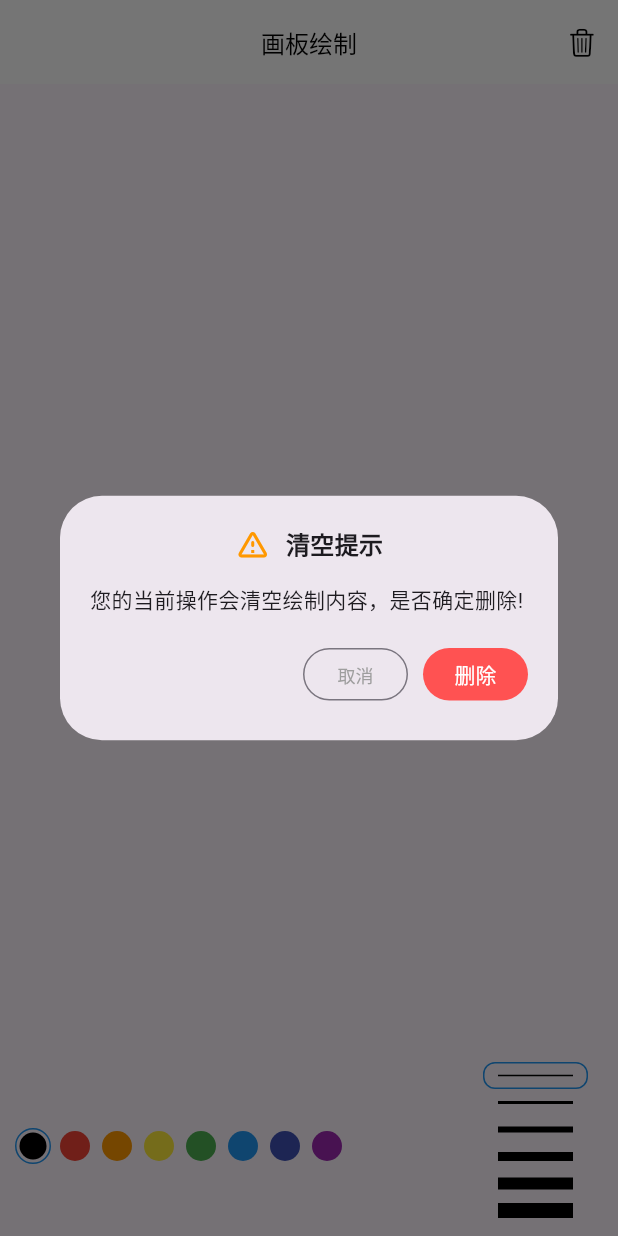
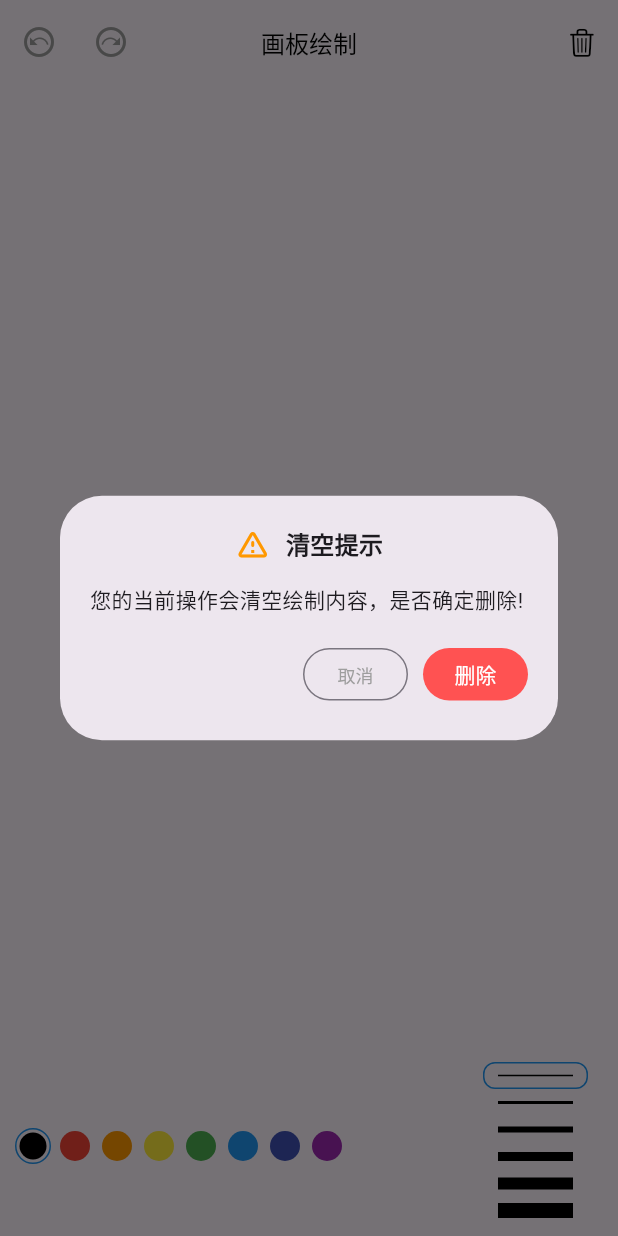
Before and after one commit to clg0118/flutter_first_station, a Flutter app: the screen it shows after launch, after a tap on an icon or button, on a phone screen of 412 x 824 dp. Run offline on Flutter 3.47's test engine with Material 3 defaults, Android fonts, the light colour scheme and no system bars; missing offline and left inert: flame_audio.

Commit message:
撤回功能提交

```diff
--- a/lib/pager/pager.dart
+++ b/lib/pager/pager.dart
@@ -17,7 +17,7 @@
 }
 
 class _PagerState extends State<Pager> {
-  List<Line> _lines = [];
+  final List<Line> _lines = [];
 
   int _activeColorIndex = 0;
   int _activeStrokeIndex = 0;
@@ -35,10 +35,27 @@
 
   final List<double> supportStrokeWidth = [1, 2, 4, 6, 8, 10];
 
+  final List<Line> _historyLines = [];
+
+  void _back() {
+    Line line = _lines.removeLast();
+    _historyLines.add(line);
+    setState(() {});
+  }
+
+  void _revocation() {
+    Line line = _historyLines.removeLast();
+    _lines.add(line);
+    setState(() {});
+  }
+
   @override
   Widget build(BuildContext context) {
     return Scaffold(
-      appBar: PagerAppBar(onClear: _showClearDialog),
+      appBar: PagerAppBar(
+          onClear: _showClearDialog,
+          onBack: _lines.isEmpty ? null : _back,
+          onRevocation: _historyLines.isEmpty ? null : _revocation),
       body: Stack(
         alignment: Alignment.bottomLeft,
         children: [
--- a/lib/pager/pager_app_bar.dart
+++ b/lib/pager/pager_app_bar.dart
@@ -4,19 +4,19 @@
 
 class PagerAppBar extends StatelessWidget implements PreferredSizeWidget {
   final VoidCallback onClear;
+  final VoidCallback? onBack;
+  final VoidCallback? onRevocation;
 
-  const PagerAppBar({Key? key, required this.onClear}) : super(key: key);
+  const PagerAppBar(
+      {Key? key, required this.onClear, this.onBack, this.onRevocation})
+      : super(key: key);
 
   @override
   Widget build(BuildContext context) {
     return AppBar(
       centerTitle: true,
-      elevation: 0,
-      systemOverlayStyle: const SystemUiOverlayStyle(
-        statusBarIconBrightness: Brightness.dark,
-        statusBarColor: Colors.transparent,
-      ),
-      backgroundColor: Colors.white,
+      leading: BackUpButtons(onBack: onBack, onRevocation: onRevocation),
+      leadingWidth: 100,
       title: const Text('画板绘制',
           style: TextStyle(color: Colors.black, fontSize: 16)),
       actions: [
@@ -24,13 +24,49 @@
           splashRadius: 20,
           onPressed: onClear,
           icon:
-              const Icon(CupertinoIcons.delete, color: Colors.black, size: 20),
+          const Icon(CupertinoIcons.delete, color: Colors.black, size: 20),
         ),
       ],
     );
   }
 
   @override
-  // TODO: implement preferredSize
   Size get preferredSize => const Size.fromHeight(kToolbarHeight);
 }
+
+class BackUpButtons extends StatelessWidget {
+  final VoidCallback? onBack;
+  final VoidCallback? onRevocation;
+
+  const BackUpButtons(
+      {Key? key, required this.onBack, required this.onRevocation})
+      : super(key: key);
+
+  @override
+  Widget build(BuildContext context) {
+    const BoxConstraints cts = BoxConstraints(minHeight: 32, minWidth: 32);
+    Color backColor = onBack == null ? Colors.grey : Colors.black;
+    Color revocationColor = onRevocation == null ? Colors.grey : Colors.black;
+    return Center(
+      child: Wrap(
+        children: [
+          Transform.scale(
+            scaleX: -1,
+            child: IconButton(
+              splashRadius: 20,
+              constraints: cts,
+              onPressed: onBack,
+              icon: Icon(Icons.next_plan_outlined, color: backColor),
+            ),
+          ),
+          IconButton(
+            splashRadius: 20,
+            constraints: cts,
+            onPressed: onRevocation,
+            icon: Icon(Icons.next_plan_outlined, color: revocationColor),
+          ),
+        ],
+      ),
+    );
+  }
+}
```
